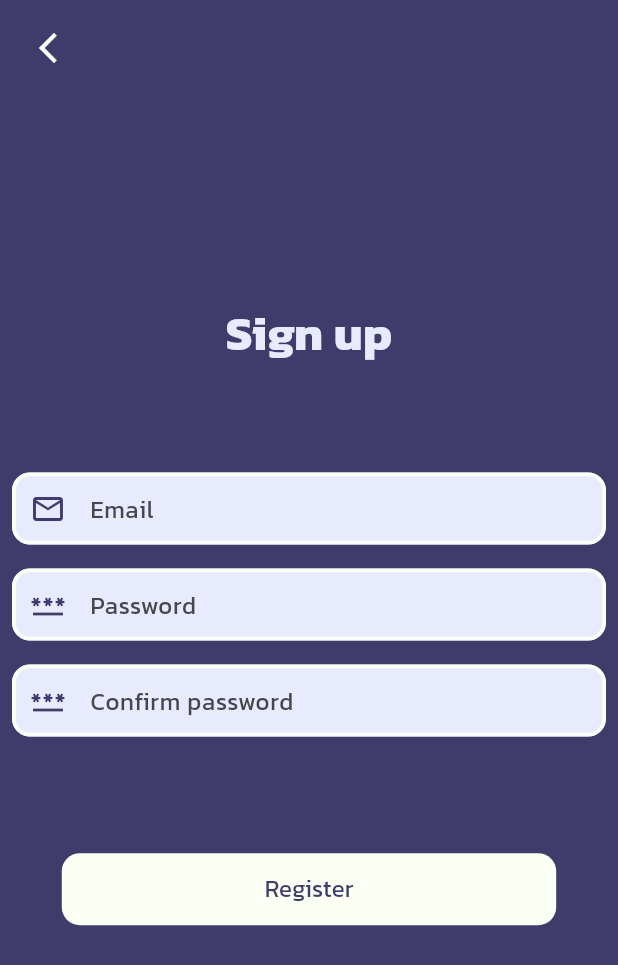
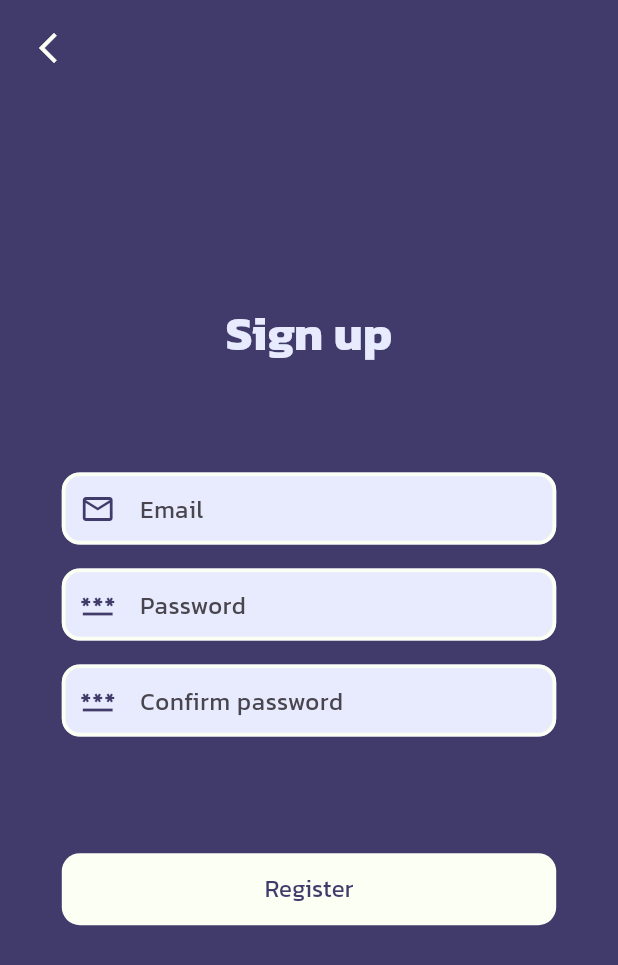
Before and after one commit to amethyst-cod3/taskhub, a Flutter app: the SignUpPage screen opened by its route, on a phone screen of 412 x 824 dp. Shown: the top 965 px of the screen. Run offline on Flutter 3.47's test engine with Material 3 defaults, Android fonts, the phone set to English and light mode, and no system bars; our stand-ins replace cloud_firestore, firebase_auth, firebase_core, flutter_spinkit, go_router, shared_preferences; accounts and stored records are empty.

Commit message:
Minor ui changes

```diff
--- a/lib/components/textfields.dart
+++ b/lib/components/textfields.dart
@@ -13,7 +13,7 @@ class CustomTextField extends StatelessWidget {
     this.maxLines,
     this.expands,
     required this.isPrimary,
-    required this.isTaskField,
+    this.isTaskField,
   });
 
   final TextEditingController textController;
@@ -24,7 +24,7 @@ class CustomTextField extends StatelessWidget {
   final int? maxLines;
   final bool? expands;
   final bool isPrimary;
-  final bool isTaskField;
+  final bool? isTaskField;
 
   factory CustomTextField.primary({
     required TextEditingController textController,
@@ -43,7 +43,7 @@ class CustomTextField extends StatelessWidget {
         maxLines: 1,
         expands: false,
         isPrimary: true,
-        isTaskField: false,
+        isTaskField: isTaskField,
       );
 
   factory CustomTextField.secondary({
@@ -61,19 +61,19 @@ class CustomTextField extends StatelessWidget {
         maxLines: maxLines,
         expands: true,
         isPrimary: false,
-        isTaskField: false,
+        isTaskField: isTaskField,
       );
 
   @override
   Widget build(BuildContext context) {
     return Container(
       margin: const EdgeInsets.all(8),
-      width: isTaskField
-          ? MediaQuery.of(context).size.width * 0.8
-          : MediaQuery.of(context).size.width,
+      width: isTaskField!
+          ? MediaQuery.of(context).size.width
+          : MediaQuery.of(context).size.width * 0.8,
       height: isPrimary ? 48 : 96,
       decoration: BoxDecoration(
-        color: CustomColor.lightwhite,
+        color: isTaskField! ? CustomColor.customwhite : CustomColor.lightwhite,
         borderRadius: BorderRadius.circular(12),
       ),
       child: TextField(
--- a/lib/features/home/add_task_page.dart
+++ b/lib/features/home/add_task_page.dart
@@ -32,7 +32,7 @@ class _AddTaskPageState extends State<AddTaskPage> {
     final h = MediaQuery.of(context).size.height;
     final user = Provider.of<UserModel?>(context);
     return Scaffold(
-      backgroundColor: CustomColor.lightwhite,
+      backgroundColor: CustomColor.customwhite,
       body: SafeArea(
         child: SizedBox(
           width: w,
@@ -61,7 +61,7 @@ class _AddTaskPageState extends State<AddTaskPage> {
                 child: Container(
                   padding: const EdgeInsets.all(12),
                   decoration: const BoxDecoration(
-                    color: CustomColor.customwhite,
+                    color: CustomColor.lightwhite,
                     borderRadius: BorderRadius.only(
                       topLeft: Radius.circular(24),
                       topRight: Radius.circular(24),
--- a/lib/features/home/edit_task_page.dart
+++ b/lib/features/home/edit_task_page.dart
@@ -46,7 +46,7 @@ class _EditTaskPageState extends State<EditTaskPage> {
     final h = MediaQuery.of(context).size.height;
     final user = Provider.of<UserModel?>(context);
     return Scaffold(
-      backgroundColor: CustomColor.lightwhite,
+      backgroundColor: CustomColor.customwhite,
       body: SafeArea(
         child: SizedBox(
           width: w,
@@ -75,7 +75,7 @@ class _EditTaskPageState extends State<EditTaskPage> {
                 child: Container(
                   padding: const EdgeInsets.all(12),
                   decoration: const BoxDecoration(
-                    color: CustomColor.customwhite,
+                    color: CustomColor.lightwhite,
                     borderRadius: BorderRadius.only(
                       topLeft: Radius.circular(24),
                       topRight: Radius.circular(24),
--- a/lib/features/onboard/sign_in_page.dart
+++ b/lib/features/onboard/sign_in_page.dart
@@ -65,12 +65,14 @@ class _SignInPageState extends State<SignInPage> {
                             textController: emailController,
                             hintText: 'Email',
                             icon: const Icon(Icons.email_outlined),
+                            isTaskField: false,
                           ),
                           CustomTextField.primary(
                             textController: passwordController,
                             hintText: 'Password',
                             icon: const Icon(Icons.password_outlined),
                             obscureText: true,
+                            isTaskField: false,
                           ),
                           SizedBox(
                             height: MediaQuery.of(context).size.height * 0.075,
--- a/lib/features/onboard/sign_up_page.dart
+++ b/lib/features/onboard/sign_up_page.dart
@@ -67,18 +67,21 @@ class _SignUpPageState extends State<SignUpPage> {
                             textController: emailController,
                             hintText: 'Email',
                             icon: const Icon(Icons.email_outlined),
+                            isTaskField: false,
                           ),
                           CustomTextField.primary(
                             textController: passwordController,
                             hintText: 'Password',
                             icon: const Icon(Icons.password_outlined),
                             obscureText: true,
+                            isTaskField: false,
                           ),
                           CustomTextField.primary(
                             textController: confirmPasswordController,
                             hintText: 'Confirm password',
                             icon: const Icon(Icons.password_outlined),
                             obscureText: true,
+                            isTaskField: false,
                           ),
                           SizedBox(
                             height: MediaQuery.of(context).size.height * 0.075,
```
Also changed, not shown: lib/features/profile/profile_page.dart (+10 -7 lines).
